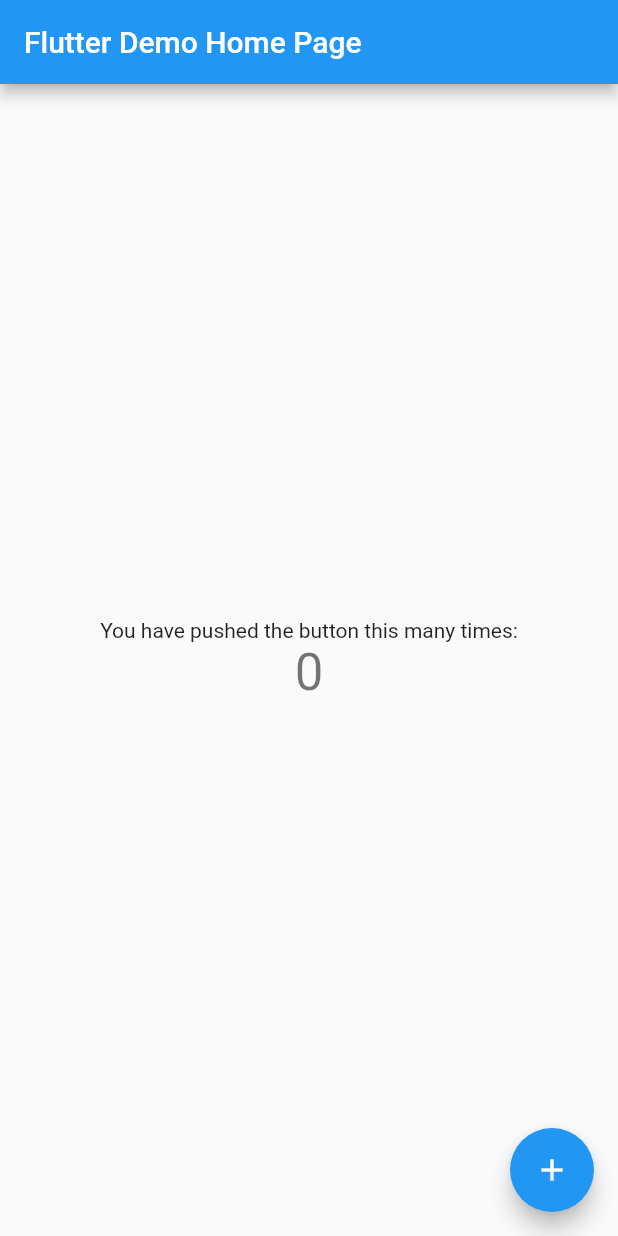
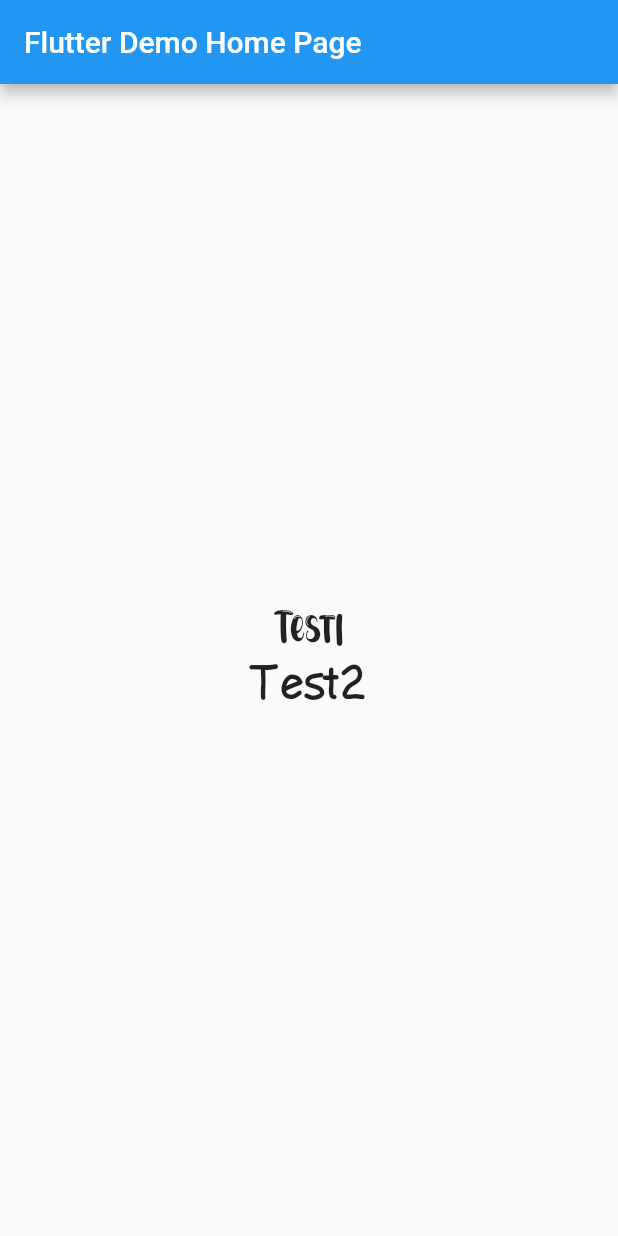
Before and after one commit to Matheus-IT/avaliacao1, a Flutter app: the screen it shows after launch, on a phone screen of 412 x 824 dp. Run offline on Flutter 3.47's test engine with Material 2 defaults, Android fonts, the phone set to English and light mode, and no system bars.

Commit message:
Adding font families and restructure

```diff
--- a/lib/main.dart
+++ b/lib/main.dart
@@ -1,4 +1,6 @@
 import 'package:flutter/material.dart';
+
+import 'pages/home_page.dart';
 
 void main() {
   runApp(const MyApp());
@@ -7,109 +9,14 @@ void main() {
 class MyApp extends StatelessWidget {
   const MyApp({Key? key}) : super(key: key);
 
-  // This widget is the root of your application.
   @override
   Widget build(BuildContext context) {
     return MaterialApp(
       title: 'Flutter Demo',
       theme: ThemeData(
-        // This is the theme of your application.
-        //
-        // Try running your application with "flutter run". You'll see the
-        // application has a blue toolbar. Then, without quitting the app, try
-        // changing the primarySwatch below to Colors.green and then invoke
-        // "hot reload" (press "r" in the console where you ran "flutter run",
-        // or simply save your changes to "hot reload" in a Flutter IDE).
-        // Notice that the counter didn't reset back to zero; the application
-        // is not restarted.
         primarySwatch: Colors.blue,
       ),
-      home: const MyHomePage(title: 'Flutter Demo Home Page'),
+      home: const HomePage(title: 'Flutter Demo Home Page'),
     );
   }
 }
-
-class MyHomePage extends StatefulWidget {
-  const MyHomePage({Key? key, required this.title}) : super(key: key);
-
-  // This widget is the home page of your application. It is stateful, meaning
-  // that it has a State object (defined below) that contains fields that affect
-  // how it looks.
-
-  // This class is the configuration for the state. It holds the values (in this
-  // case the title) provided by the parent (in this case the App widget) and
-  // used by the build method of the State. Fields in a Widget subclass are
-  // always marked "final".
-
-  final String title;
-
-  @override
-  State<MyHomePage> createState() => _MyHomePageState();
-}
-
-class _MyHomePageState extends State<MyHomePage> {
-  int _counter = 0;
-
-  void _incrementCounter() {
-    setState(() {
-      // This call to setState tells the Flutter framework that something has
-      // changed in this State, which causes it to rerun the build method below
-      // so that the display can reflect the updated values. If we changed
-      // _counter without calling setState(), then the build method would not be
-      // called again, and so nothing would appear to happen.
-      _counter++;
-    });
-  }
-
-  @override
-  Widget build(BuildContext context) {
-    // This method is rerun every time setState is called, for instance as done
-    // by the _incrementCounter method above.
-    //
-    // The Flutter framework has been optimized to make rerunning build methods
-    // fast, so that you can just rebuild anything that needs updating rather
-    // than having to individually change instances of widgets.
-    return Scaffold(
-      appBar: AppBar(
-        // Here we take the value from the MyHomePage object that was created by
-        // the App.build method, and use it to set our appbar title.
-        title: Text(widget.title),
-      ),
-      body: Center(
-        // Center is a layout widget. It takes a single child and positions it
-        // in the middle of the parent.
-        child: Column(
-          // Column is also a layout widget. It takes a list of children and
-          // arranges them vertically. By default, it sizes itself to fit its
-          // children horizontally, and tries to be as tall as its parent.
-          //
-          // Invoke "debug painting" (press "p" in the console, choose the
-          // "Toggle Debug Paint" action from the Flutter Inspector in Android
-          // Studio, or the "Toggle Debug Paint" command in Visual Studio Code)
-          // to see the wireframe for each widget.
-          //
-          // Column has various properties to control how it sizes itself and
-          // how it positions its children. Here we use mainAxisAlignment to
-          // center the children vertically; the main axis here is the vertical
-          // axis because Columns are vertical (the cross axis would be
-          // horizontal).
-          mainAxisAlignment: MainAxisAlignment.center,
-          children: <Widget>[
-            const Text(
-              'You have pushed the button this many times:',
-            ),
-            Text(
-              '$_counter',
-              style: Theme.of(context).textTheme.headline4,
-            ),
-          ],
-        ),
-      ),
-      floatingActionButton: FloatingActionButton(
-        onPressed: _incrementCounter,
-        tooltip: 'Increment',
-        child: const Icon(Icons.add),
-      ), // This trailing comma makes auto-formatting nicer for build methods.
-    );
-  }
-}
--- /dev/null
+++ b/lib/pages/home_page.dart
@@ -0,0 +1,37 @@
+import 'package:flutter/material.dart';
+
+class HomePage extends StatelessWidget {
+  final String title;
+
+  const HomePage({Key? key, required this.title}) : super(key: key);
+
+  @override
+  Widget build(BuildContext context) {
+    return Scaffold(
+      appBar: AppBar(
+        title: Text(title),
+      ),
+      body: Center(
+        child: Column(
+          mainAxisAlignment: MainAxisAlignment.center,
+          children: const [
+            Text(
+              'Test1',
+              style: TextStyle(
+                fontFamily: 'BubbleShine',
+                fontSize: 30.0,
+              ),
+            ),
+            Text(
+              'Test2',
+              style: TextStyle(
+                fontFamily: 'LDFComicSans',
+                fontSize: 30.0,
+              ),
+            ),
+          ],
+        ),
+      ),
+    );
+  }
+}
```
Also changed, not shown: pubspec.yaml (+16 -11 lines), lib/assets/fonts/BubbleShine.ttf (added), lib/assets/fonts/LDFComicSans.ttf (added).
